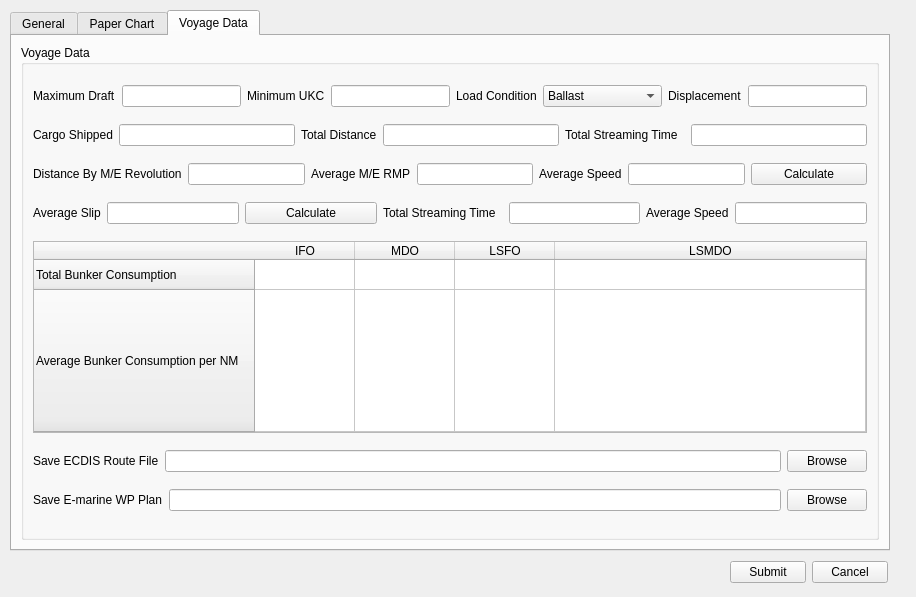
The window that QtUi/loadRoute.ui (heavenlxj/emgui) describes before a commit, drawn with Qt 5.
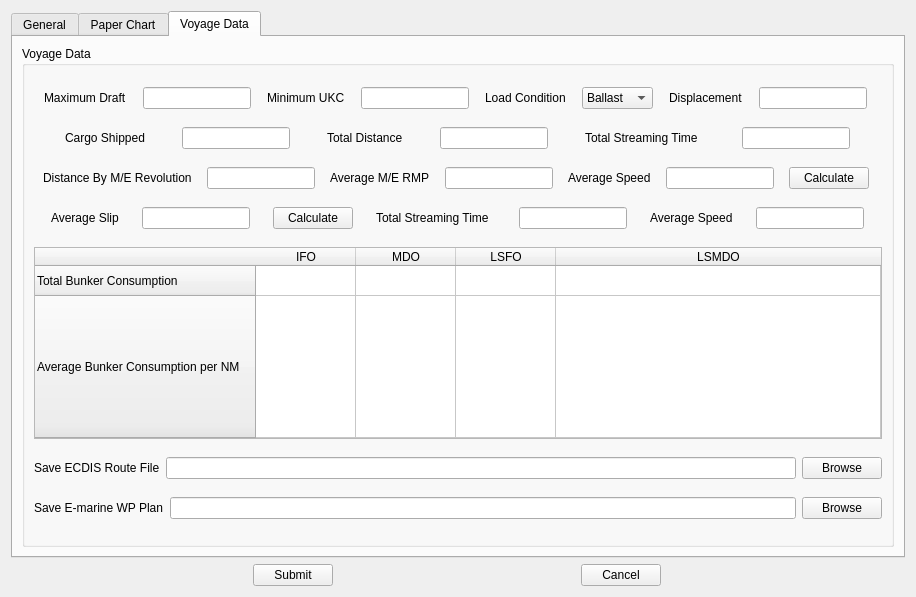
The same window after the commit. The open tabs and pages were chosen to show the change.

```diff
--- a/QtUi/loadRoute.ui
+++ b/QtUi/loadRoute.ui
@@ -14,17 +14,14 @@
    <string>Form</string>
   </property>
   <property name="autoFillBackground">
-   <bool>false</bool>
+   <bool>true</bool>
   </property>
+  <property name="locale">
+   <locale language="English" country="UnitedStates"/>
+  </property>
+  <layout class="QVBoxLayout" name="verticalLayout_3">
+   <item>
   <widget class="QTabWidget" name="tabWidget">
-   <property name="geometry">
-    <rect>
-     <x>10</x>
-     <y>10</y>
-     <width>880</width>
-     <height>541</height>
-    </rect>
-   </property>
    <property name="currentIndex">
     <number>0</number>
    </property>
@@ -727,7 +724,7 @@
           <item>
            <widget class="QLineEdit" name="maximum_draft_edit">
             <property name="sizePolicy">
-             <sizepolicy hsizetype="Preferred" vsizetype="Fixed">
+               <sizepolicy hsizetype="Fixed" vsizetype="Fixed">
               <horstretch>0</horstretch>
               <verstretch>0</verstretch>
              </sizepolicy>
@@ -750,7 +747,7 @@
           <item>
            <widget class="QLineEdit" name="minimum_ukc_edit">
             <property name="sizePolicy">
-             <sizepolicy hsizetype="Preferred" vsizetype="Fixed">
+               <sizepolicy hsizetype="Fixed" vsizetype="Fixed">
               <horstretch>0</horstretch>
               <verstretch>0</verstretch>
              </sizepolicy>
@@ -772,6 +769,12 @@
           </item>
           <item>
            <widget class="QComboBox" name="comboBox_4">
+              <property name="sizePolicy">
+               <sizepolicy hsizetype="Fixed" vsizetype="Fixed">
+                <horstretch>0</horstretch>
+                <verstretch>0</verstretch>
+               </sizepolicy>
+              </property>
             <item>
              <property name="text">
               <string>Ballast</string>
@@ -800,7 +803,7 @@
           <item>
            <widget class="QLineEdit" name="displacement_edit">
             <property name="sizePolicy">
-             <sizepolicy hsizetype="Preferred" vsizetype="Fixed">
+               <sizepolicy hsizetype="Fixed" vsizetype="Fixed">
               <horstretch>0</horstretch>
               <verstretch>0</verstretch>
              </sizepolicy>
@@ -827,7 +830,7 @@
           <item>
            <widget class="QLineEdit" name="cargo_shipped">
             <property name="sizePolicy">
-             <sizepolicy hsizetype="Preferred" vsizetype="Fixed">
+               <sizepolicy hsizetype="Fixed" vsizetype="Fixed">
               <horstretch>0</horstretch>
               <verstretch>0</verstretch>
              </sizepolicy>
@@ -850,7 +853,7 @@
           <item>
            <widget class="QLineEdit" name="total_distance_edit">
             <property name="sizePolicy">
-             <sizepolicy hsizetype="Preferred" vsizetype="Fixed">
+               <sizepolicy hsizetype="Fixed" vsizetype="Fixed">
               <horstretch>0</horstretch>
               <verstretch>0</verstretch>
              </sizepolicy>
@@ -879,7 +882,7 @@
           <item>
            <widget class="QLineEdit" name="total_streaming_time_edit">
             <property name="sizePolicy">
-             <sizepolicy hsizetype="Preferred" vsizetype="Fixed">
+               <sizepolicy hsizetype="Fixed" vsizetype="Fixed">
               <horstretch>0</horstretch>
               <verstretch>0</verstretch>
              </sizepolicy>
@@ -906,7 +909,7 @@
           <item>
            <widget class="QLineEdit" name="distance_me_revolution_edit">
             <property name="sizePolicy">
-             <sizepolicy hsizetype="Preferred" vsizetype="Fixed">
+               <sizepolicy hsizetype="Fixed" vsizetype="Fixed">
               <horstretch>0</horstretch>
               <verstretch>0</verstretch>
              </sizepolicy>
@@ -929,7 +932,7 @@
           <item>
            <widget class="QLineEdit" name="average_me_rmp_edit">
             <property name="sizePolicy">
-             <sizepolicy hsizetype="Preferred" vsizetype="Fixed">
+               <sizepolicy hsizetype="Fixed" vsizetype="Fixed">
               <horstretch>0</horstretch>
               <verstretch>0</verstretch>
              </sizepolicy>
@@ -952,7 +955,7 @@
           <item>
            <widget class="QLineEdit" name="average_speed_edit">
             <property name="sizePolicy">
-             <sizepolicy hsizetype="Preferred" vsizetype="Fixed">
+               <sizepolicy hsizetype="Fixed" vsizetype="Fixed">
               <horstretch>0</horstretch>
               <verstretch>0</verstretch>
              </sizepolicy>
@@ -961,6 +964,12 @@
           </item>
           <item>
            <widget class="QPushButton" name="pushButton_3">
+              <property name="sizePolicy">
+               <sizepolicy hsizetype="Fixed" vsizetype="Fixed">
+                <horstretch>0</horstretch>
+                <verstretch>0</verstretch>
+               </sizepolicy>
+              </property>
             <property name="text">
              <string>Calculate</string>
             </property>
@@ -986,7 +995,7 @@
           <item>
            <widget class="QLineEdit" name="average_slip_edit">
             <property name="sizePolicy">
-             <sizepolicy hsizetype="Preferred" vsizetype="Fixed">
+               <sizepolicy hsizetype="Fixed" vsizetype="Fixed">
               <horstretch>0</horstretch>
               <verstretch>0</verstretch>
              </sizepolicy>
@@ -996,7 +1005,7 @@
           <item>
            <widget class="QPushButton" name="calculate_btn">
             <property name="sizePolicy">
-             <sizepolicy hsizetype="Preferred" vsizetype="Fixed">
+               <sizepolicy hsizetype="Fixed" vsizetype="Fixed">
               <horstretch>0</horstretch>
               <verstretch>0</verstretch>
              </sizepolicy>
@@ -1028,7 +1037,7 @@
           <item>
            <widget class="QLineEdit" name="total_streaming_time_edit_2">
             <property name="sizePolicy">
-             <sizepolicy hsizetype="Preferred" vsizetype="Fixed">
+               <sizepolicy hsizetype="Fixed" vsizetype="Fixed">
               <horstretch>0</horstretch>
               <verstretch>0</verstretch>
              </sizepolicy>
@@ -1051,7 +1060,7 @@
           <item>
            <widget class="QLineEdit" name="average_speed_edit_2">
             <property name="sizePolicy">
-             <sizepolicy hsizetype="Preferred" vsizetype="Fixed">
+               <sizepolicy hsizetype="Fixed" vsizetype="Fixed">
               <horstretch>0</horstretch>
               <verstretch>0</verstretch>
              </sizepolicy>
@@ -1171,15 +1180,8 @@
     </layout>
    </widget>
   </widget>
-  <widget class="QWidget" name="">
-   <property name="geometry">
-    <rect>
-     <x>730</x>
-     <y>560</y>
-     <width>158</width>
-     <height>25</height>
-    </rect>
-   </property>
+   </item>
+   <item>
    <layout class="QHBoxLayout" name="horizontalLayout_2">
     <item>
      <widget class="QPushButton" name="pushButton">
@@ -1208,7 +1210,8 @@
      </widget>
     </item>
    </layout>
-  </widget>
+   </item>
+  </layout>
  </widget>
  <resources/>
  <connections/>
```
Left out of the diff: 58 changed lines with no effect on the pictures. Lines whose indentation alone changed are shown as unchanged.
